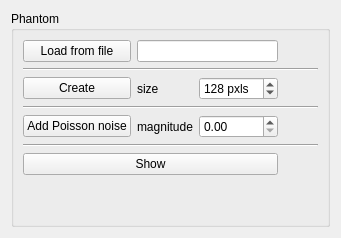
pylipp/pythir, file src/gui/ui/phantomwidget.ui: the form before one commit.
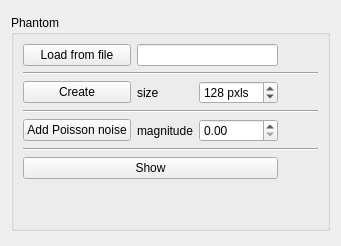
The form after the commit.

The edit to the form file:
```diff
--- a/src/gui/ui/phantomwidget.ui
+++ b/src/gui/ui/phantomwidget.ui
@@ -7,7 +7,7 @@
     <x>0</x>
     <y>0</y>
     <width>341</width>
-    <height>200</height>
+    <height>246</height>
    </rect>
   </property>
   <property name="windowTitle">
```
